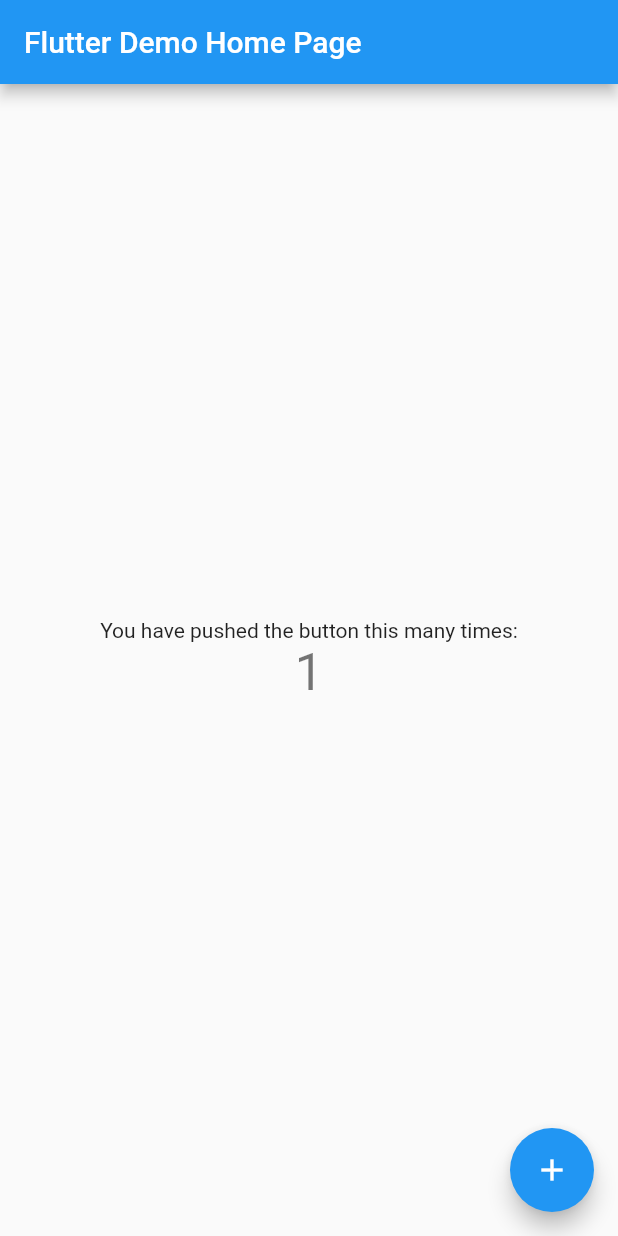
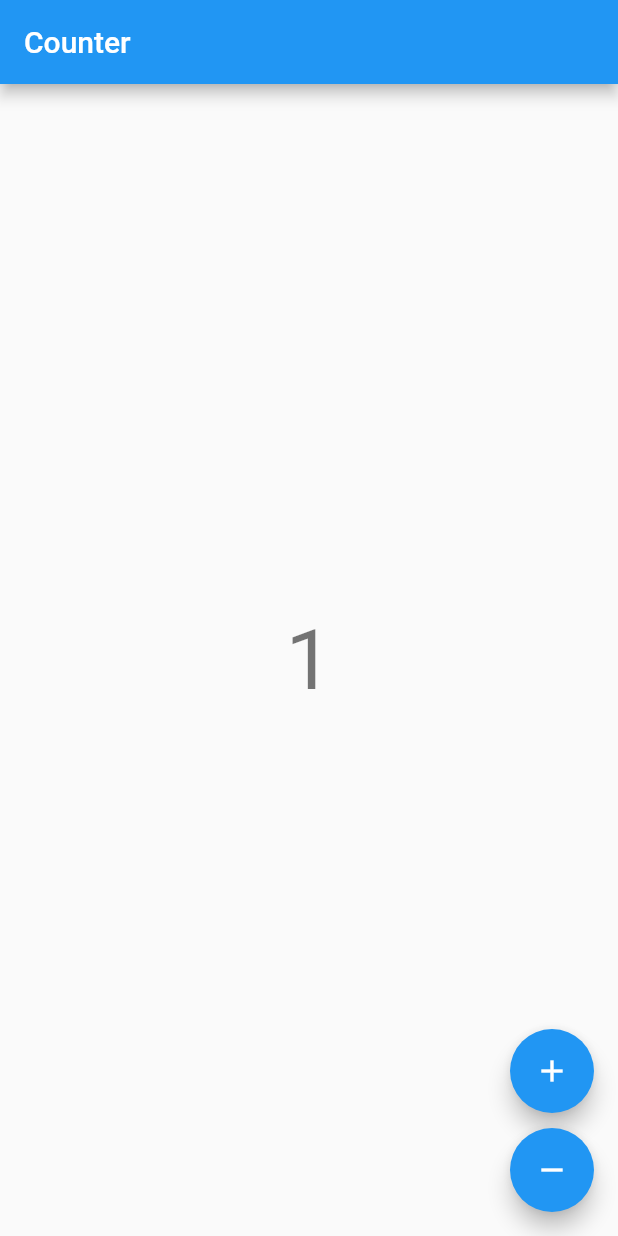
Before and after one commit to 88jina/bloc_exercise, a Flutter app: the screen it shows after launch, after a tap on the "add" icon, on a phone screen of 412 x 824 dp. Run offline on Flutter 3.47's test engine with Material 2 defaults, Android fonts, the phone set to English and light mode, and no system bars; our stand-ins replace bloc, flutter_bloc.

Commit message:
counter app

```diff
--- /dev/null
+++ b/lib/app.dart
@@ -0,0 +1,7 @@
+import 'package:bloc_exercise/view/counter_page.dart';
+import 'package:flutter/material.dart';
+
+class CounterApp extends MaterialApp{
+  const CounterApp({Key? key}) : super(key: key, home: const CounterPage());
+
+}
--- /dev/null
+++ b/lib/counter_observer.dart
@@ -0,0 +1,9 @@
+import 'package:bloc/bloc.dart';
+
+class CounterObserver extends BlocObserver {
+  @override
+  void onChange(BlocBase bloc, Change change) {
+    super.onChange(bloc, change);
+    print('${bloc.runtimeType} $change');
+  }
+}
--- /dev/null
+++ b/lib/cubit/counter_cubit.dart
@@ -0,0 +1,10 @@
+import 'package:bloc/bloc.dart';
+
+
+class CounterCubit extends Cubit<int> {
+  CounterCubit() : super(0);
+
+  void increment() => emit(state + 1);
+
+  void decrement() => emit(state - 1);
+}
--- a/lib/main.dart
+++ b/lib/main.dart
@@ -1,115 +1,10 @@
+import 'package:bloc_exercise/counter_observer.dart';
 import 'package:flutter/material.dart';
+import 'package:flutter_bloc/flutter_bloc.dart';
+
+import 'app.dart';
 
 void main() {
-  runApp(const MyApp());
+  BlocOverrides.runZoned(() => runApp(const CounterApp()),
+      blocObserver: CounterObserver());
 }
-
-class MyApp extends StatelessWidget {
-  const MyApp({Key? key}) : super(key: key);
-
-  // This widget is the root of your application.
-  @override
-  Widget build(BuildContext context) {
-    return MaterialApp(
-      title: 'Flutter Demo',
-      theme: ThemeData(
-        // This is the theme of your application.
-        //
-        // Try running your application with "flutter run". You'll see the
-        // application has a blue toolbar. Then, without quitting the app, try
-        // changing the primarySwatch below to Colors.green and then invoke
-        // "hot reload" (press "r" in the console where you ran "flutter run",
-        // or simply save your changes to "hot reload" in a Flutter IDE).
-        // Notice that the counter didn't reset back to zero; the application
-        // is not restarted.
-        primarySwatch: Colors.blue,
-      ),
-      home: const MyHomePage(title: 'Flutter Demo Home Page'),
-    );
-  }
-}
-
-class MyHomePage extends StatefulWidget {
-  const MyHomePage({Key? key, required this.title}) : super(key: key);
-
-  // This widget is the home page of your application. It is stateful, meaning
-  // that it has a State object (defined below) that contains fields that affect
-  // how it looks.
-
-  // This class is the configuration for the state. It holds the values (in this
-  // case the title) provided by the parent (in this case the App widget) and
-  // used by the build method of the State. Fields in a Widget subclass are
-  // always marked "final".
-
-  final String title;
-
-  @override
-  State<MyHomePage> createState() => _MyHomePageState();
-}
-
-class _MyHomePageState extends State<MyHomePage> {
-  int _counter = 0;
-
-  void _incrementCounter() {
-    setState(() {
-      // This call to setState tells the Flutter framework that something has
-      // changed in this State, which causes it to rerun the build method below
-      // so that the display can reflect the updated values. If we changed
-      // _counter without calling setState(), then the build method would not be
-      // called again, and so nothing would appear to happen.
-      _counter++;
-    });
-  }
-
-  @override
-  Widget build(BuildContext context) {
-    // This method is rerun every time setState is called, for instance as done
-    // by the _incrementCounter method above.
-    //
-    // The Flutter framework has been optimized to make rerunning build methods
-    // fast, so that you can just rebuild anything that needs updating rather
-    // than having to individually change instances of widgets.
-    return Scaffold(
-      appBar: AppBar(
-        // Here we take the value from the MyHomePage object that was created by
-        // the App.build method, and use it to set our appbar title.
-        title: Text(widget.title),
-      ),
-      body: Center(
-        // Center is a layout widget. It takes a single child and positions it
-        // in the middle of the parent.
-        child: Column(
-          // Column is also a layout widget. It takes a list of children and
-          // arranges them vertically. By default, it sizes itself to fit its
-          // children horizontally, and tries to be as tall as its parent.
-          //
-          // Invoke "debug painting" (press "p" in the console, choose the
-          // "Toggle Debug Paint" action from the Flutter Inspector in Android
-          // Studio, or the "Toggle Debug Paint" command in Visual Studio Code)
-          // to see the wireframe for each widget.
-          //
-          // Column has various properties to control how it sizes itself and
-          // how it positions its children. Here we use mainAxisAlignment to
-          // center the children vertically; the main axis here is the vertical
-          // axis because Columns are vertical (the cross axis would be
-          // horizontal).
-          mainAxisAlignment: MainAxisAlignment.center,
-          children: <Widget>[
-            const Text(
-              'You have pushed the button this many times:',
-            ),
-            Text(
-              '$_counter',
-              style: Theme.of(context).textTheme.headline4,
-            ),
-          ],
-        ),
-      ),
-      floatingActionButton: FloatingActionButton(
-        onPressed: _incrementCounter,
-        tooltip: 'Increment',
-        child: const Icon(Icons.add),
-      ), // This trailing comma makes auto-formatting nicer for build methods.
-    );
-  }
-}
--- /dev/null
+++ b/lib/view/counter_page.dart
@@ -0,0 +1,17 @@
+import 'package:flutter/cupertino.dart';
+import 'package:flutter_bloc/flutter_bloc.dart';
+
+import '../cubit/counter_cubit.dart';
+import 'counter_view.dart';
+
+class CounterPage extends StatelessWidget {
+  const CounterPage({Key? key}) : super(key: key);
+
+  @override
+  Widget build(BuildContext context) {
+    return BlocProvider(
+      create: (_) => CounterCubit(),
+      child: CounterView(),
+    );
+  }
+}
--- /dev/null
+++ b/lib/view/counter_view.dart
@@ -0,0 +1,42 @@
+import 'package:bloc_exercise/cubit/counter_cubit.dart';
+import 'package:flutter/material.dart';
+import 'package:flutter_bloc/flutter_bloc.dart';
+
+class CounterView extends StatelessWidget {
+  const CounterView({Key? key}) : super(key: key);
+
+  @override
+  Widget build(BuildContext context) {
+    final textTheme = Theme.of(context).textTheme;
+    return Scaffold(
+      appBar: AppBar(
+        title: const Text('Counter'),
+      ),
+      body: Center(
+        child: BlocBuilder<CounterCubit, int>(
+          builder: (context, state) => Text(
+            '$state',
+            style: textTheme.headline2,
+          ),
+        ),
+      ),
+      floatingActionButton: Column(
+        mainAxisAlignment: MainAxisAlignment.end,
+        crossAxisAlignment: CrossAxisAlignment.end,
+        children: <Widget>[
+          FloatingActionButton(
+            key: const Key('counterView_increment_floatingActionButton'),
+            child: const Icon(Icons.add),
+            onPressed: () => context.read<CounterCubit>().increment(),
+          ),
+          const SizedBox(height: 10,),
+          FloatingActionButton(
+            key: const Key('counterView_decrement_floatingActionButton'),
+            child: const Icon(Icons.remove),
+            onPressed: () => context.read<CounterCubit>().decrement(),
+          ),
+        ],
+      ),
+    );
+  }
+}
```
